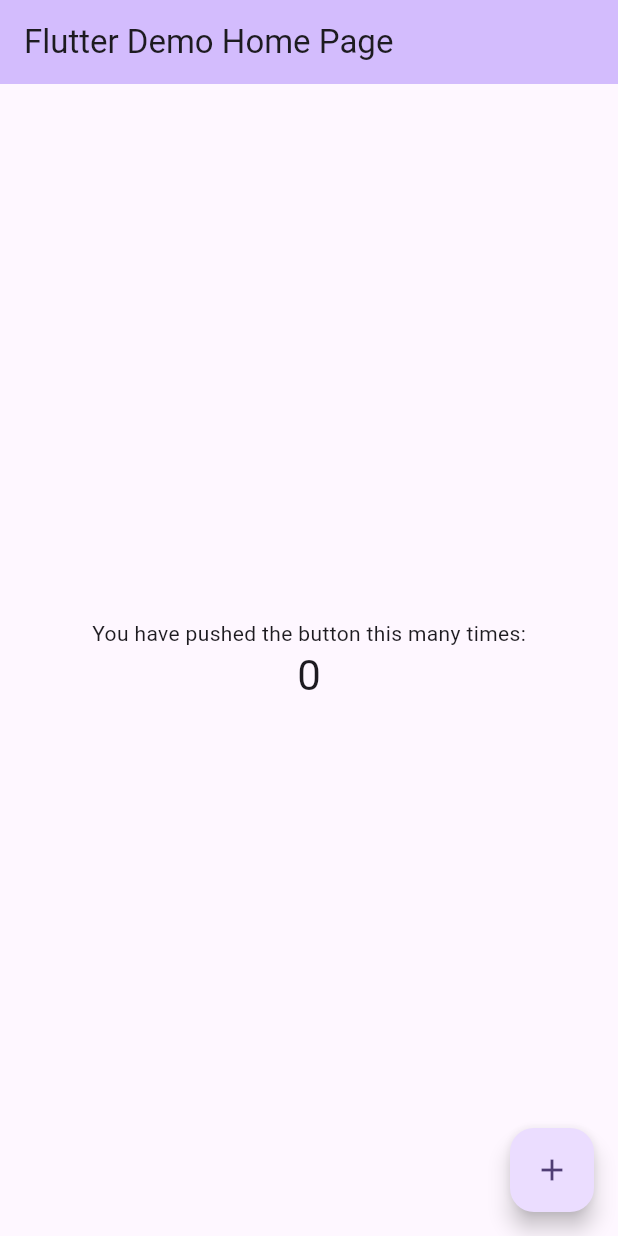
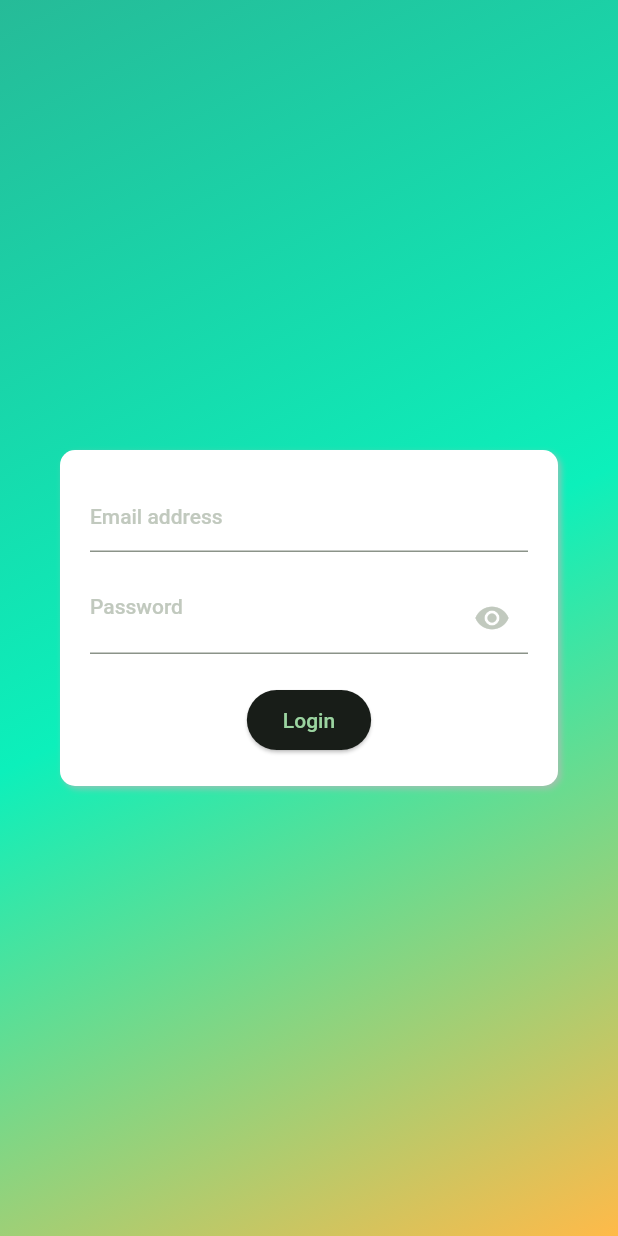
Before and after one commit to DH-Pub/project4_flutter, a Flutter app: the screen it shows after launch, on a phone screen of 412 x 824 dp. Run offline on Flutter 3.47's test engine with Material 2 defaults, Android fonts, the phone set to English and light mode, and no system bars; our stand-ins replace dio, flutter_secure_storage.

Commit message:
add package and login

```diff
--- /dev/null
+++ b/lib/constants/api_const.dart
@@ -0,0 +1,5 @@
+class ApiConstants {
+  static const String baseUrl = "http://10.0.2.2:8080";
+  static const String user = "$baseUrl/auth";
+  static const String team = "$baseUrl/team";
+}
--- a/lib/main.dart
+++ b/lib/main.dart
@@ -1,4 +1,11 @@
 import 'package:flutter/material.dart';
+import 'package:proj4_flutter/screen/login.dart';
+
+var kColorSchema = ColorScheme.fromSeed(
+  seedColor: const Color.fromARGB(255, 34, 197, 94),
+  brightness: Brightness.dark,
+  surface: const Color.fromARGB(255, 34, 197, 94),
+);
 
 void main() {
   runApp(const MyApp());
@@ -11,115 +18,13 @@ class MyApp extends StatelessWidget {
   @override
   Widget build(BuildContext context) {
     return MaterialApp(
-      title: 'Flutter Demo',
-      theme: ThemeData(
-        // This is the theme of your application.
-        //
-        // TRY THIS: Try running your application with "flutter run". You'll see
-        // the application has a blue toolbar. Then, without quitting the app,
-        // try changing the seedColor in the colorScheme below to Colors.green
-        // and then invoke "hot reload" (save your changes or press the "hot
-        // reload" button in a Flutter-supported IDE, or press "r" if you used
-        // the command line to start the app).
-        //
-        // Notice that the counter didn't reset back to zero; the application
-        // state is not lost during the reload. To reset the state, use hot
-        // restart instead.
-        //
-        // This works for code too, not just values: Most code changes can be
-        // tested with just a hot reload.
-        colorScheme: ColorScheme.fromSeed(seedColor: Colors.deepPurple),
+      title: 'TaskLog',
+      theme: ThemeData().copyWith(
         useMaterial3: true,
+        colorScheme: kColorSchema,
+        scaffoldBackgroundColor: Colors.white,
       ),
-      home: const MyHomePage(title: 'Flutter Demo Home Page'),
+      home: const LoginScreen(),
     );
   }
 }
-
-class MyHomePage extends StatefulWidget {
-  const MyHomePage({super.key, required this.title});
-
-  // This widget is the home page of your application. It is stateful, meaning
-  // that it has a State object (defined below) that contains fields that affect
-  // how it looks.
-
-  // This class is the configuration for the state. It holds the values (in this
-  // case the title) provided by the parent (in this case the App widget) and
-  // used by the build method of the State. Fields in a Widget subclass are
-  // always marked "final".
-
-  final String title;
-
-  @override
-  State<MyHomePage> createState() => _MyHomePageState();
-}
-
-class _MyHomePageState extends State<MyHomePage> {
-  int _counter = 0;
-
-  void _incrementCounter() {
-    setState(() {
-      // This call to setState tells the Flutter framework that something has
-      // changed in this State, which causes it to rerun the build method below
-      // so that the display can reflect the updated values. If we changed
-      // _counter without calling setState(), then the build method would not be
-      // called again, and so nothing would appear to happen.
-      _counter++;
-    });
-  }
-
-  @override
-  Widget build(BuildContext context) {
-    // This method is rerun every time setState is called, for instance as done
-    // by the _incrementCounter method above.
-    //
-    // The Flutter framework has been optimized to make rerunning build methods
-    // fast, so that you can just rebuild anything that needs updating rather
-    // than having to individually change instances of widgets.
-    return Scaffold(
-      appBar: AppBar(
-        // TRY THIS: Try changing the color here to a specific color (to
-        // Colors.amber, perhaps?) and trigger a hot reload to see the AppBar
-        // change color while the other colors stay the same.
-        backgroundColor: Theme.of(context).colorScheme.inversePrimary,
-        // Here we take the value from the MyHomePage object that was created by
-        // the App.build method, and use it to set our appbar title.
-        title: Text(widget.title),
-      ),
-      body: Center(
-        // Center is a layout widget. It takes a single child and positions it
-        // in the middle of the parent.
-        child: Column(
-          // Column is also a layout widget. It takes a list of children and
-          // arranges them vertically. By default, it sizes itself to fit its
-          // children horizontally, and tries to be as tall as its parent.
-          //
-          // Column has various properties to control how it sizes itself and
-          // how it positions its children. Here we use mainAxisAlignment to
-          // center the children vertically; the main axis here is the vertical
-          // axis because Columns are vertical (the cross axis would be
-          // horizontal).
-          //
-          // TRY THIS: Invoke "debug painting" (choose the "Toggle Debug Paint"
-          // action in the IDE, or press "p" in the console), to see the
-          // wireframe for each widget.
-          mainAxisAlignment: MainAxisAlignment.center,
-          children: <Widget>[
-            const Text(
-              'You have pushed the button this many times:',
-            ),
-            Text(
-              '$_counter',
-              style: Theme.of(context).textTheme.headlineMedium,
-            ),
-          ],
-        ),
-      ),
-      floatingActionButton: FloatingActionButton(
-        onPressed: _incrementCounter,
-        tooltip: 'Increment',
-        child: const Icon(Icons.add),
-      ), // This trailing comma makes auto-formatting nicer for build methods.
-    );
-  }
-}
--- /dev/null
+++ b/lib/screen/login.dart
@@ -0,0 +1,84 @@
+import 'package:flutter/material.dart';
+import 'package:proj4_flutter/services/auth_login.dart';
+import 'package:proj4_flutter/shared/gradient_scaffold.dart';
+
+class LoginScreen extends StatefulWidget {
+  const LoginScreen({super.key});
+
+  @override
+  State<LoginScreen> createState() => _LoginScreenState();
+}
+
+class _LoginScreenState extends State<LoginScreen> {
+  AuthLogin authController = AuthLogin();
+  late bool passwordVisible;
+
+  @override
+  void initState() {
+    passwordVisible = true;
+    super.initState();
+  }
+
+  @override
+  Widget build(BuildContext context) {
+    return GestureDetector(
+      onTap: () => FocusManager.instance.primaryFocus?.unfocus(),
+      child: GradientScaffold(
+        body: Column(
+          mainAxisAlignment: MainAxisAlignment.center,
+          children: [
+            Container(
+              margin: const EdgeInsets.all(40),
+              padding: const EdgeInsets.all(20),
+              decoration: BoxDecoration(
+                color: Colors.white,
+                borderRadius: BorderRadius.circular(10.0),
+                boxShadow: const [
+                  BoxShadow(
+                    color: Color.fromARGB(184, 184, 184, 184),
+                    blurRadius: 3.0,
+                    offset: Offset(2.0, 2.0),
+                  )
+                ],
+              ),
+              child: Column(
+                children: [
+                  TextFormField(
+                    controller: authController.emailController,
+                    decoration: const InputDecoration(
+                      hintText: 'Email address',
+                      // focusedBorder: OutlineInputBorder(),
+                    ),
+                  ),
+                  const SizedBox(height: 20),
+                  TextFormField(
+                    obscureText: passwordVisible,
+                    controller: authController.passwordController,
+                    decoration: InputDecoration(
+                      hintText: "Password",
+                      suffixIcon: IconButton(
+                        onPressed: () {
+                          setState(() {
+                            passwordVisible = !passwordVisible;
+                          });
+                        },
+                        icon: Icon(passwordVisible ? Icons.visibility : Icons.visibility_off),
+                      ),
+                    ),
+                  ),
+                  const SizedBox(height: 20),
+                  ElevatedButton(
+                    onPressed: () {
+                      authController.loginUser();
+                    },
+                    child: const Text("Login"),
+                  ),
+                ],
+              ),
+            ),
+          ],
+        ),
+      ),
+    );
+  }
+}
--- /dev/null
+++ b/lib/services/auth_login.dart
@@ -0,0 +1,20 @@
+import 'package:dio/dio.dart';
+import 'package:flutter/material.dart';
+import 'package:flutter_secure_storage/flutter_secure_storage.dart';
+
+class AuthLogin {
+  Dio api = Dio();
+  TextEditingController emailController = TextEditingController();
+  TextEditingController passwordController = TextEditingController();
+  final _storage = const FlutterSecureStorage();
+  Future loginUser() async {
+    const url = '/auth/login';
+
+    var response = await api.post(url, data: {
+      "username": emailController.text,
+      "password": passwordController.text,
+    });
+    if (response.statusCode == 200) {
+    } else {}
+  }
+}
--- /dev/null
+++ b/lib/shared/gradient_scaffold.dart
@@ -0,0 +1,38 @@
+import 'package:flutter/material.dart';
+
+class GradientScaffold extends StatelessWidget {
+  const GradientScaffold({super.key, required this.body});
+
+  final Widget body;
+
+  @override
+  Widget build(BuildContext context) {
+    LinearGradient gradient1 = const LinearGradient(
+      begin: Alignment.topLeft,
+      end: Alignment.bottomRight,
+      colors: [
+        Color.fromRGBO(38, 187, 152, 1),
+        Color.fromRGBO(12, 240, 187, 1),
+        Color.fromRGBO(255, 186, 73, 1),
+      ],
+    );
+    // LinearGradient gradient2 = LinearGradient(
+    //   begin: Alignment.topCenter,
+    //   end: Alignment.bottomCenter,
+    //   colors: [
+    //     Colors.white,
+    //     Colors.white.withOpacity(1),
+    //     Colors.white.withOpacity(0.8),
+    //     const Color.fromRGBO(169, 169, 169, 0.322),
+    //   ],
+    //   stops: const [0, 0.3, 0.4, 0.7],
+    // );
+
+    return Scaffold(
+      body: Container(
+        decoration: BoxDecoration(gradient: gradient1),
+        child: body,
+      ),
+    );
+  }
+}
```
Also changed, not shown: lib/services/api.dart (added, +57 -0 lines), lib/shared/menu_drawer.dart (added, +10 -0 lines), pubspec.yaml (+10 -6 lines), lib/shared/menu_bottom.dart (added), pubspec.lock, 6 other files.
